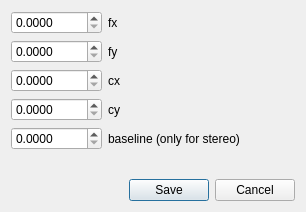
Qt form guilib/src/ui/createSimpleCalibrationDialog.ui (introlab/rtabmap) before a commit.
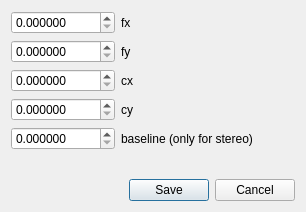
The same form after that commit.

Commit message: Updated timestamps from filenames parsing

```diff
--- a/guilib/src/ui/createSimpleCalibrationDialog.ui
+++ b/guilib/src/ui/createSimpleCalibrationDialog.ui
@@ -19,7 +19,7 @@
      <item row="0" column="0">
       <widget class="QDoubleSpinBox" name="doubleSpinBox_fx">
        <property name="decimals">
-        <number>4</number>
+        <number>6</number>
        </property>
        <property name="maximum">
         <double>99999.000000000000000</double>
@@ -36,7 +36,7 @@
      <item row="1" column="0">
       <widget class="QDoubleSpinBox" name="doubleSpinBox_fy">
        <property name="decimals">
-        <number>4</number>
+        <number>6</number>
        </property>
        <property name="maximum">
         <double>99999.000000000000000</double>
@@ -53,7 +53,7 @@
      <item row="2" column="0">
       <widget class="QDoubleSpinBox" name="doubleSpinBox_cx">
        <property name="decimals">
-        <number>4</number>
+        <number>6</number>
        </property>
        <property name="maximum">
         <double>99999.000000000000000</double>
@@ -70,7 +70,7 @@
      <item row="3" column="0">
       <widget class="QDoubleSpinBox" name="doubleSpinBox_cy">
        <property name="decimals">
-        <number>4</number>
+        <number>6</number>
        </property>
        <property name="maximum">
         <double>99999.000000000000000</double>
@@ -87,7 +87,7 @@
      <item row="4" column="0">
       <widget class="QDoubleSpinBox" name="doubleSpinBox_baseline">
        <property name="decimals">
-        <number>4</number>
+        <number>6</number>
        </property>
        <property name="minimum">
         <double>0.000000000000000</double>
```
The commit also changes 1 other file.
